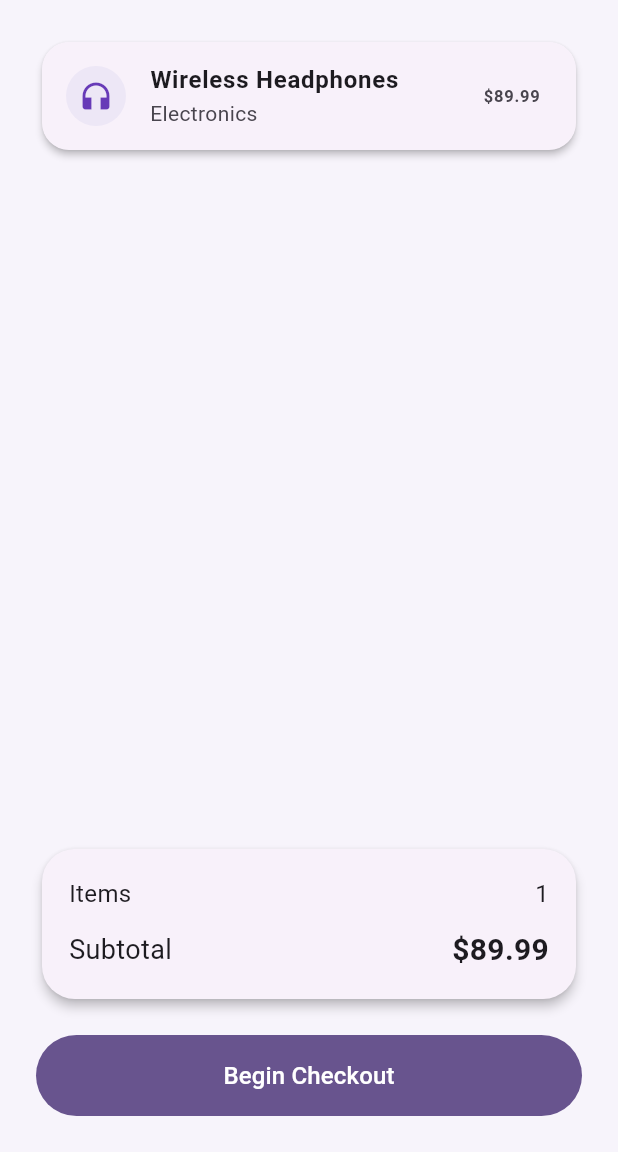
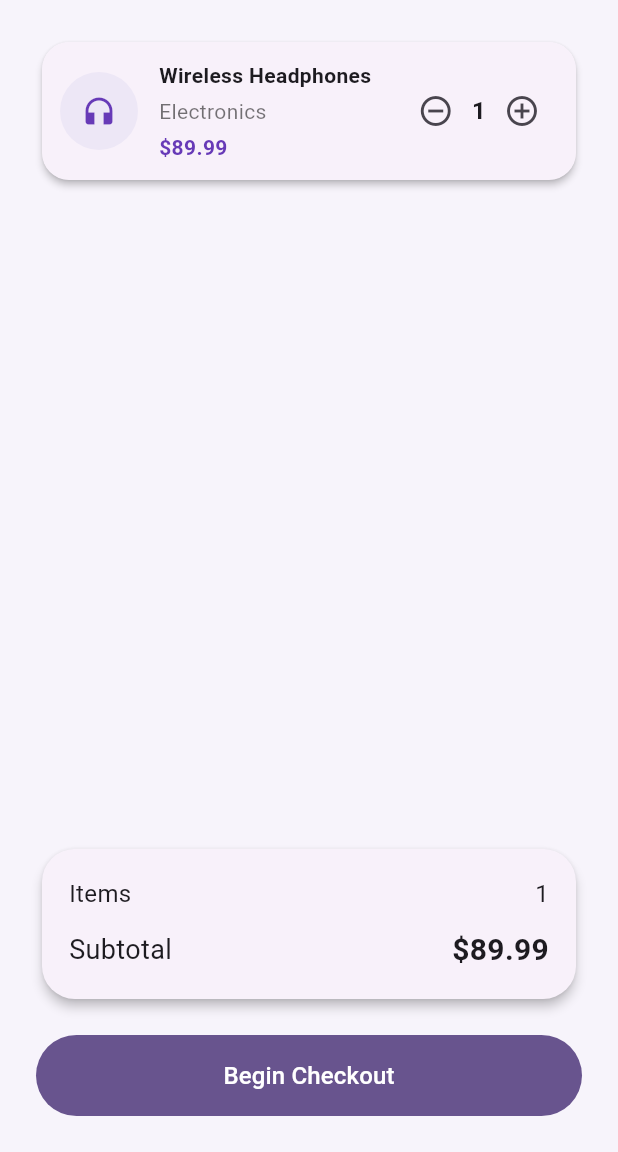
Before and after one commit to mpatyele/flutter-firebase-analytics-shop, a Flutter app: the screen it shows after launch, after a tap on "Login", after a tap on "Add", after a tap on the "shopping cart" icon, on a phone screen of 412 x 824 dp, the part 84-1236 px from its top. Run offline on Flutter 3.47's test engine with Material 3 defaults, Android fonts, the phone set to English and light mode, and no system bars; our stand-ins replace firebase_analytics, firebase_core; accounts and stored records are empty; generated files the repository leaves out were written again.

Commit message:
Add app screenshots

```diff
--- a/lib/main.dart
+++ b/lib/main.dart
@@ -62,6 +62,12 @@ class _MiniShopAppState extends State<MiniShopApp> {
     });
   }
 
+  void removeFromCart(Product product) {
+    setState(() {
+      cartItems.remove(product);
+    });
+  }
+
   void clearCart() {
     setState(() {
       cartItems.clear();
@@ -95,6 +101,7 @@ class _MiniShopAppState extends State<MiniShopApp> {
           ? HomeScreen(
               cartItems: cartItems,
               onAddToCart: addToCart,
+              onRemoveFromCart: removeFromCart,
               onClearCart: clearCart,
             )
           : AuthScreen(onLogin: login, onSignUp: signUp),
@@ -232,12 +239,14 @@ class AuthScreen extends StatelessWidget {
 class HomeScreen extends StatelessWidget {
   final List<Product> cartItems;
   final void Function(Product product) onAddToCart;
+  final void Function(Product product) onRemoveFromCart;
   final VoidCallback onClearCart;
 
   const HomeScreen({
     super.key,
     required this.cartItems,
     required this.onAddToCart,
+    required this.onRemoveFromCart,
     required this.onClearCart,
   });
 
@@ -261,6 +270,8 @@ class HomeScreen extends StatelessWidget {
                     MaterialPageRoute(
                       builder: (_) => CartScreen(
                         cartItems: cartItems,
+                        onAddToCart: onAddToCart,
+                        onRemoveFromCart: onRemoveFromCart,
                         onClearCart: onClearCart,
                       ),
                     ),
@@ -306,11 +317,15 @@ class HomeScreen extends StatelessWidget {
             Expanded(
               child: GridView.builder(
                 itemCount: products.length,
-                gridDelegate: const SliverGridDelegateWithFixedCrossAxisCount(
-                  crossAxisCount: 2,
+                gridDelegate: SliverGridDelegateWithFixedCrossAxisCount(
+                  crossAxisCount: MediaQuery.of(context).size.width > 900
+                      ? 4
+                      : 2,
                   mainAxisSpacing: 16,
                   crossAxisSpacing: 16,
-                  childAspectRatio: 0.72,
+                  childAspectRatio: MediaQuery.of(context).size.width > 900
+                      ? 0.9
+                      : 0.72,
                 ),
                 itemBuilder: (context, index) {
                   final product = products[index];
@@ -530,11 +545,15 @@ class ProductDetailScreen extends StatelessWidget {
 
 class CartScreen extends StatelessWidget {
   final List<Product> cartItems;
+  final void Function(Product product) onAddToCart;
+  final void Function(Product product) onRemoveFromCart;
   final VoidCallback onClearCart;
 
   const CartScreen({
     super.key,
     required this.cartItems,
+    required this.onAddToCart,
+    required this.onRemoveFromCart,
     required this.onClearCart,
   });
 
@@ -542,9 +561,20 @@ class CartScreen extends StatelessWidget {
     return cartItems.fold(0, (total, product) => total + product.price);
   }
 
+  Map<Product, int> get groupedCartItems {
+    final Map<Product, int> groupedItems = {};
+
+    for (final product in cartItems) {
+      groupedItems[product] = (groupedItems[product] ?? 0) + 1;
+    }
+
+    return groupedItems;
+  }
+
   @override
   Widget build(BuildContext context) {
     final bool isCartEmpty = cartItems.isEmpty;
+    final groupedItems = groupedCartItems.entries.toList();
 
     return Scaffold(
       backgroundColor: const Color(0xFFF7F4FB),
@@ -557,36 +587,88 @@ class CartScreen extends StatelessWidget {
                 children: [
                   Expanded(
                     child: ListView.separated(
-                      itemCount: cartItems.length,
+                      itemCount: groupedItems.length,
                       separatorBuilder: (_, __) => const SizedBox(height: 12),
                       itemBuilder: (context, index) {
-                        final product = cartItems[index];
+                        final product = groupedItems[index].key;
+                        final quantity = groupedItems[index].value;
+                        final itemTotal = product.price * quantity;
 
                         return Card(
                           elevation: 2,
                           shape: RoundedRectangleBorder(
                             borderRadius: BorderRadius.circular(18),
                           ),
-                          child: ListTile(
-                            leading: CircleAvatar(
+                          child: Padding(
+                            padding: const EdgeInsets.all(12),
+                            child: Row(
+                              children: [
+                                CircleAvatar(
+                                  radius: 26,
                                   backgroundColor: const Color(0xFFEDE7F6),
                                   child: Icon(
                                     product.icon,
                                     color: Colors.deepPurple,
                                   ),
                                 ),
-                            title: Text(
+                                const SizedBox(width: 14),
+                                Expanded(
+                                  child: Column(
+                                    crossAxisAlignment:
+                                        CrossAxisAlignment.start,
+                                    children: [
+                                      Text(
                                         product.name,
                                         style: const TextStyle(
                                           fontWeight: FontWeight.bold,
                                         ),
                                       ),
-                            subtitle: Text(product.category),
-                            trailing: Text(
-                              '\$${product.price.toStringAsFixed(2)}',
+                                      const SizedBox(height: 4),
+                                      Text(
+                                        product.category,
+                                        style: const TextStyle(
+                                          color: Colors.black54,
+                                        ),
+                                      ),
+                                      const SizedBox(height: 4),
+                                      Text(
+                                        '\$${itemTotal.toStringAsFixed(2)}',
+                                        style: const TextStyle(
+                                          color: Colors.deepPurple,
+                                          fontWeight: FontWeight.bold,
+                                        ),
+                                      ),
+                                    ],
+                                  ),
+                                ),
+                                Row(
+                                  children: [
+                                    IconButton(
+                                      icon: const Icon(
+                                        Icons.remove_circle_outline,
+                                      ),
+                                      onPressed: () {
+                                        onRemoveFromCart(product);
+                                      },
+                                    ),
+                                    Text(
+                                      quantity.toString(),
                                       style: const TextStyle(
                                         fontWeight: FontWeight.bold,
+                                        fontSize: 16,
                                       ),
+                                    ),
+                                    IconButton(
+                                      icon: const Icon(
+                                        Icons.add_circle_outline,
+                                      ),
+                                      onPressed: () {
+                                        onAddToCart(product);
+                                      },
+                                    ),
+                                  ],
+                                ),
+                              ],
                             ),
                           ),
                         );
@@ -647,13 +729,16 @@ class CartScreen extends StatelessWidget {
                         style: TextStyle(fontSize: 16),
                       ),
                       onPressed: () {
-                        final analyticsItems = cartItems.map((product) {
+                        final analyticsItems = groupedItems.map((entry) {
+                          final product = entry.key;
+                          final quantity = entry.value;
+
                           return AnalyticsEventItem(
                             itemId: product.id,
                             itemName: product.name,
                             itemCategory: product.category,
                             price: product.price,
-                            quantity: 1,
+                            quantity: quantity,
                           );
                         }).toList();
 
@@ -666,7 +751,8 @@ class CartScreen extends StatelessWidget {
                         FirebaseAnalytics.instance.logPurchase(
                           currency: 'USD',
                           value: subtotal,
-                          transactionId: DateTime.now().millisecondsSinceEpoch
+                          transactionId: DateTime.now()
+                              .millisecondsSinceEpoch
                               .toString(),
                           items: analyticsItems,
                         );
```
Also changed, not shown: 5 other files. Lines whose indentation alone changed are shown as unchanged.
